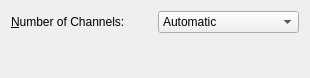
Before: the Qt Designer form frontend_qt/grpChannel.ui in zint/zint, drawn with Qt 5.
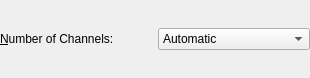
After: the same form once the commit is applied.

Diff of the .ui file:
```diff
--- a/frontend_qt/grpChannel.ui
+++ b/frontend_qt/grpChannel.ui
@@ -18,9 +18,24 @@
   <property name="windowTitle" >
    <string>Form</string>
   </property>
-  <layout class="QVBoxLayout" name="verticalLayout" >
+  <layout class="QVBoxLayout" name="vLayoutChannel">
+   <property name="contentMargins">
+    <number>0</number>
+   </property>
+   <property name="leftMargin">
+    <number>0</number>
+   </property>
+   <property name="topMargin">
+    <number>0</number>
+   </property>
+   <property name="rightMargin">
+    <number>0</number>
+   </property>
+   <property name="bottomMargin">
+    <number>0</number>
+   </property>
    <item>
-    <layout class="QHBoxLayout" name="horizontalLayout" >
+    <layout class="QHBoxLayout" name="hLayoutChannel">
      <item>
       <widget class="QLabel" name="lblChannel" >
        <property name="text" >
@@ -97,19 +112,6 @@
      </item>
     </layout>
    </item>
-   <item>
-    <spacer name="verticalSpacer" >
-     <property name="orientation" >
-      <enum>Qt::Vertical</enum>
-     </property>
-     <property name="sizeHint" stdset="0" >
-      <size>
-       <width>20</width>
-       <height>30</height>
-      </size>
-     </property>
-    </spacer>
-   </item>
   </layout>
  </widget>
  <resources/>
```
Left out of the diff: 36 changed lines with no effect on the pictures.
